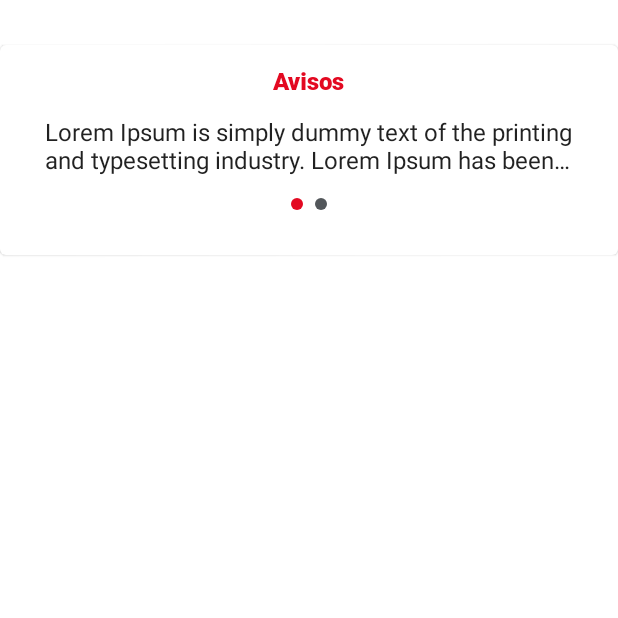
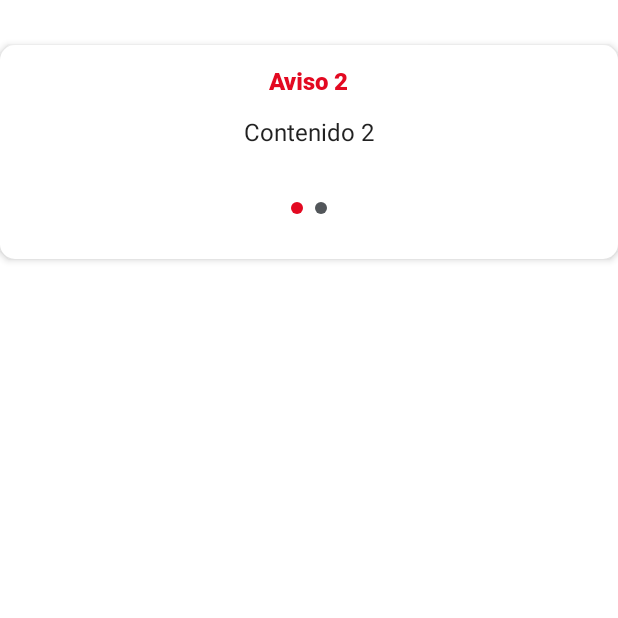
Before and after one commit to Andydiaz12/Colegios-Upaep, an Android app built with Jetpack Compose: the composable News shown on its own in the app's theme, on a phone screen of 412 x 824 dp, the top half of it. Run offline under Robolectric (Android 15) with nearby library versions, the phone set to English and light mode, and no system bars; our stand-ins replace accompanist, constraintlayout-compose.

Commit message:
Home screen card elevation with no navigation

```diff
--- a/app/src/main/java/com/upaep/colegios/viewmodel/features/home/HomeScreen.kt
+++ b/app/src/main/java/com/upaep/colegios/viewmodel/features/home/HomeScreen.kt
@@ -5,8 +5,10 @@ import androidx.compose.foundation.layout.*
 import androidx.compose.foundation.lazy.grid.GridCells
 import androidx.compose.foundation.lazy.grid.LazyVerticalGrid
 import androidx.compose.foundation.lazy.grid.items
+import androidx.compose.foundation.shape.RoundedCornerShape
 import androidx.compose.material.Card
 import androidx.compose.material.Icon
+import androidx.compose.material.MaterialTheme
 import androidx.compose.material.Text
 import androidx.compose.material.icons.Icons
 import androidx.compose.material.icons.filled.Image
@@ -120,7 +122,7 @@ fun News(modifier: Modifier) {
     val pagerState = rememberPagerState()
     Column(modifier = modifier) {
         Spacer(modifier = Modifier.size(30.dp))
-        Card(modifier = modifier) {
+        Card(modifier = modifier, shape = RoundedCornerShape(10.dp), elevation = 3.dp) {
             Column(horizontalAlignment = Alignment.CenterHorizontally) {
                 HorizontalPager(
                     count = news.size,
@@ -176,7 +178,12 @@ fun NewsContent(title: String, content: String) {
     ) {
         Text(text = title, color = Messages_red, fontFamily = roboto_black)
         Spacer(modifier = Modifier.size(15.dp))
-        Text(text = content, maxLines = 2, overflow = TextOverflow.Ellipsis)
+        Text(
+            text = content,
+            maxLines = 2,
+            overflow = TextOverflow.Ellipsis,
+            modifier = Modifier.height(40.dp)
+        )
     }
 }
 
@@ -187,11 +194,11 @@ data class News(
 
 fun getNews(): List<News> {
     return listOf(
+        News(title = "Aviso 2", content = "Contenido 2"),
         News(
             title = "Avisos",
             content = "Lorem Ipsum is simply dummy text of the printing and typesetting industry. Lorem Ipsum has been the industry's standard dummy text ever since the 1500s, when an unknown printer took a galley of type and scrambled it to make a type specimen book. It has survived not only five centuries, but also the leap into electronic typesetting, remaining essentially unchanged. It was popularised in the 1960s with the release of Letraset sheets containing Lorem Ipsum passages, and more recently with desktop publishing software like Aldus PageMaker including versions of Lorem Ipsum."
-        ),
-        News(title = "Aviso 2", content = "Contenido 2"),
+        )
     )
 }
 
```
